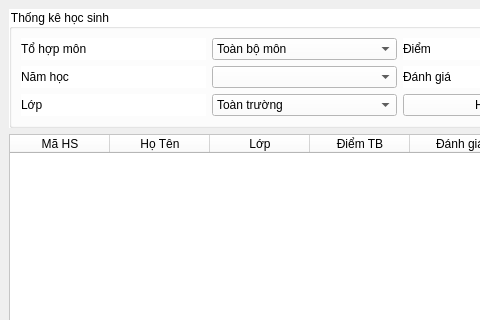
Above: HongGrader/thongkehocsinh.ui from vumari/HongGrader before the change; both pictures show x 0 to 480 and y 0 to 320 of the 800 by 600 pixel window. Below: the same form after it.
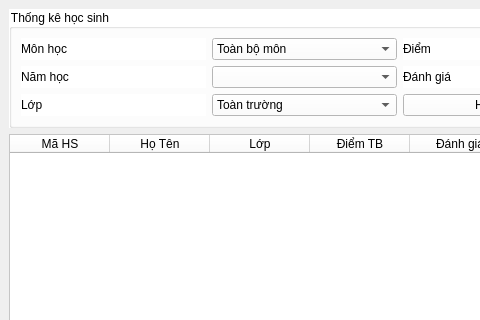
That is the form after the change.

The edit to the form file:
```diff
--- a/HongGrader/thongkehocsinh.ui
+++ b/HongGrader/thongkehocsinh.ui
@@ -29,7 +29,7 @@
          <item>
           <widget class="QLabel" name="label">
            <property name="text">
-            <string>Tổ hợp môn</string>
+            <string>Môn học</string>
            </property>
           </widget>
          </item>
```
Left out of the diff: 10 changed lines with no effect on the pictures.
